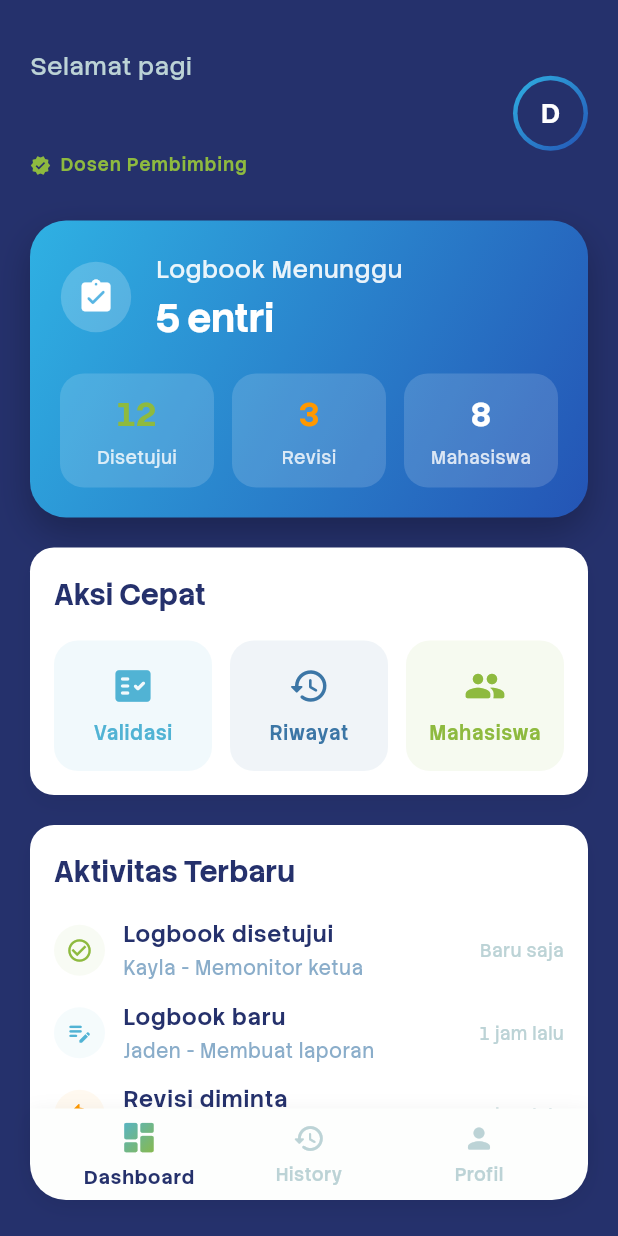
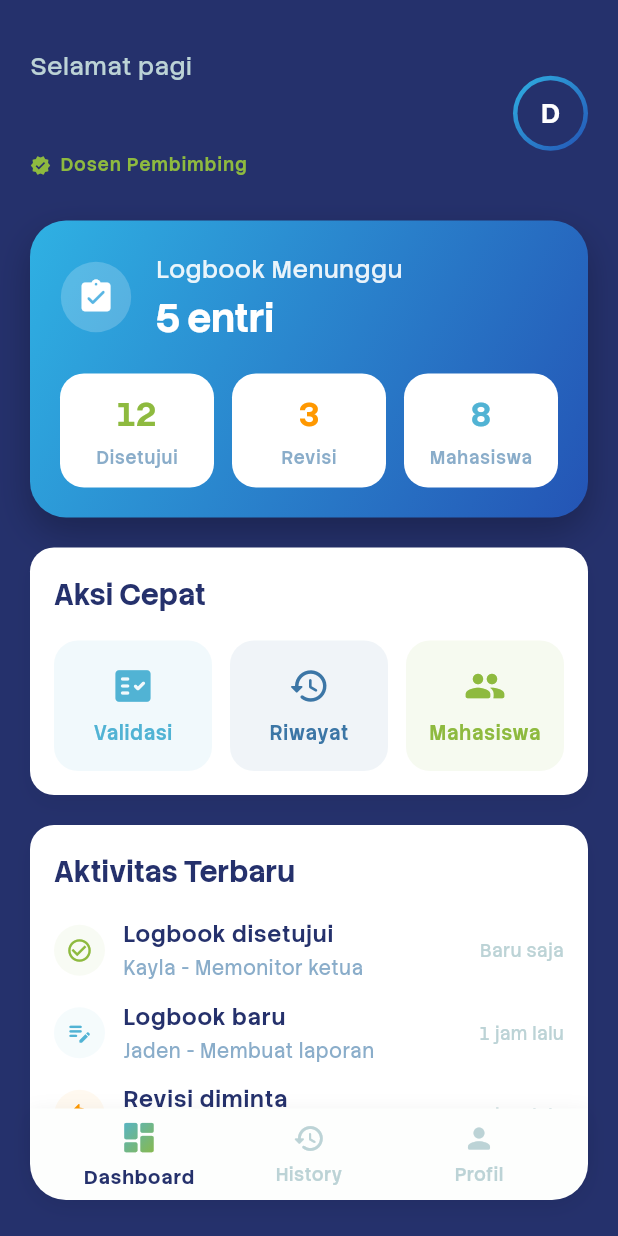
Before and after one commit to jadennatha/SistemBimbinganMagang, a Flutter app: the DosenHomeShell screen opened by its route, on a phone screen of 412 x 824 dp. Run offline on Flutter 3.47's test engine with Material 3 defaults, Android fonts, the phone set to English and light mode, and no system bars; our stand-ins replace cloud_firestore, firebase_auth, firebase_core; accounts and stored records are empty.

Commit message:
Update Dashboard Dosen Pembimbing/Mentor

```diff
--- a/lib/features/dosen/presentation/dosen_dashboard_content.dart
+++ b/lib/features/dosen/presentation/dosen_dashboard_content.dart
@@ -6,6 +6,8 @@ import 'package:provider/provider.dart';
 import '../../auth/data/auth_provider.dart';
 
 import '../../../app/app_colors.dart';
+import 'dosen_history_screen.dart';
+import 'logbook_validation_list_screen.dart';
 
 class DosenDashboardContent extends StatefulWidget {
   const DosenDashboardContent({super.key});
@@ -262,11 +264,35 @@ class _DosenDashboardContentState extends State<DosenDashboardContent>
           const SizedBox(height: 20),
           Row(
             children: [
-              _buildMiniStat('Disetujui', '12', AppColors.greenArrow),
+              _buildMiniStat(
+                context,
+                'Disetujui',
+                '12',
+                AppColors.greenArrow,
+                () {
+                  Navigator.of(context).push(
+                    MaterialPageRoute(
+                      builder: (_) =>
+                          const DosenHistoryScreen(initialFilter: 'Disetujui'),
+                    ),
+                  );
+                },
+              ),
               const SizedBox(width: 12),
-              _buildMiniStat('Revisi', '3', Colors.orange),
+              _buildMiniStat(context, 'Revisi', '3', Colors.orange, () {
+                Navigator.of(context).push(
+                  MaterialPageRoute(
+                    builder: (_) =>
+                        const DosenHistoryScreen(initialFilter: 'Revisi'),
+                  ),
+                );
+              }),
               const SizedBox(width: 12),
-              _buildMiniStat('Mahasiswa', '8', Colors.white),
+              _buildMiniStat(context, 'Mahasiswa', '8', AppColors.blueBook, () {
+                ScaffoldMessenger.of(context).showSnackBar(
+                  const SnackBar(content: Text('Fitur belum tersedia')),
+                );
+              }),
             ],
           ),
         ],
@@ -274,14 +300,23 @@ class _DosenDashboardContentState extends State<DosenDashboardContent>
     );
   }
 
-  Widget _buildMiniStat(String label, String value, Color color) {
+  Widget _buildMiniStat(
+    BuildContext context,
+    String label,
+    String value,
+    Color color,
+    VoidCallback onTap,
+  ) {
     return Expanded(
+      child: Material(
+        color: Colors.white,
+        borderRadius: BorderRadius.circular(16),
+        child: InkWell(
+          onTap: onTap,
+          borderRadius: BorderRadius.circular(16),
           child: Container(
             padding: const EdgeInsets.symmetric(vertical: 12, horizontal: 8),
-        decoration: BoxDecoration(
-          color: Colors.white.withOpacity(0.15),
-          borderRadius: BorderRadius.circular(16),
-        ),
+            decoration: BoxDecoration(borderRadius: BorderRadius.circular(16)),
             child: Column(
               children: [
                 Text(
@@ -296,11 +331,14 @@ class _DosenDashboardContentState extends State<DosenDashboardContent>
                 Text(
                   label,
                   style: TextStyle(
-                color: Colors.white.withOpacity(0.8),
+                    color: AppColors.navy.withOpacity(0.6),
                     fontSize: 11,
+                    fontWeight: FontWeight.w600,
                   ),
                 ),
               ],
+            ),
+          ),
         ),
       ),
     );
@@ -338,18 +376,37 @@ class _DosenDashboardContentState extends State<DosenDashboardContent>
                 icon: Icons.fact_check_rounded,
                 label: 'Validasi',
                 color: AppColors.blueBook,
+                onTap: () {
+                  Navigator.of(context).push(
+                    MaterialPageRoute(
+                      builder: (_) => const LogbookValidationListScreen(),
+                    ),
+                  );
+                },
               ),
               const SizedBox(width: 12),
               _buildActionButton(
                 icon: Icons.history_rounded,
                 label: 'Riwayat',
                 color: AppColors.navy,
+                onTap: () {
+                  Navigator.of(context).push(
+                    MaterialPageRoute(
+                      builder: (_) => const DosenHistoryScreen(),
+                    ),
+                  );
+                },
               ),
               const SizedBox(width: 12),
               _buildActionButton(
                 icon: Icons.people_rounded,
                 label: 'Mahasiswa',
                 color: AppColors.greenArrow,
+                onTap: () {
+                  ScaffoldMessenger.of(context).showSnackBar(
+                    const SnackBar(content: Text('Fitur belum tersedia')),
+                  );
+                },
               ),
             ],
           ),
@@ -362,14 +419,17 @@ class _DosenDashboardContentState extends State<DosenDashboardContent>
     required IconData icon,
     required String label,
     required Color color,
+    required VoidCallback onTap,
   }) {
     return Expanded(
+      child: Material(
+        color: color.withOpacity(0.08),
+        borderRadius: BorderRadius.circular(16),
+        child: InkWell(
+          onTap: onTap,
+          borderRadius: BorderRadius.circular(16),
           child: Container(
             padding: const EdgeInsets.symmetric(vertical: 16),
-        decoration: BoxDecoration(
-          color: color.withOpacity(0.08),
-          borderRadius: BorderRadius.circular(16),
-        ),
             child: Column(
               children: [
                 Icon(icon, color: color, size: 28),
@@ -383,6 +443,8 @@ class _DosenDashboardContentState extends State<DosenDashboardContent>
                   ),
                 ),
               ],
+            ),
+          ),
         ),
       ),
     );
```
Also changed, not shown: lib/features/dosen/presentation/dosen_history_screen.dart (+38 -6 lines), lib/features/dosen/presentation/logbook_validation_list_screen.dart (+27 -1 lines). Lines whose indentation alone changed are shown as unchanged.
